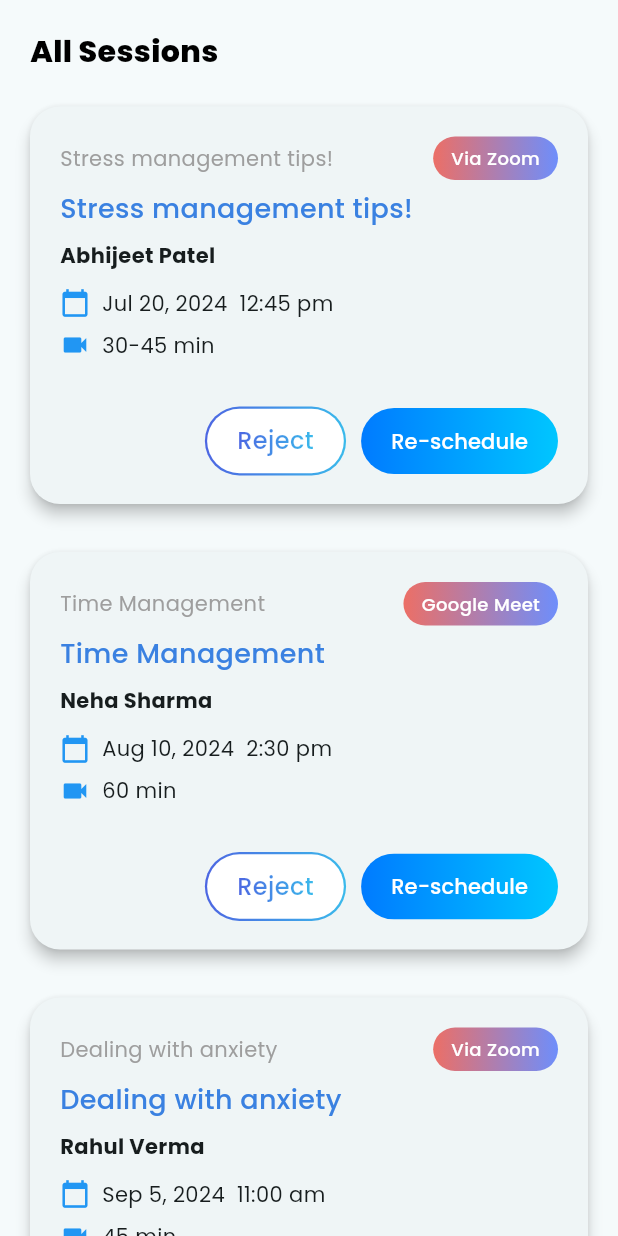
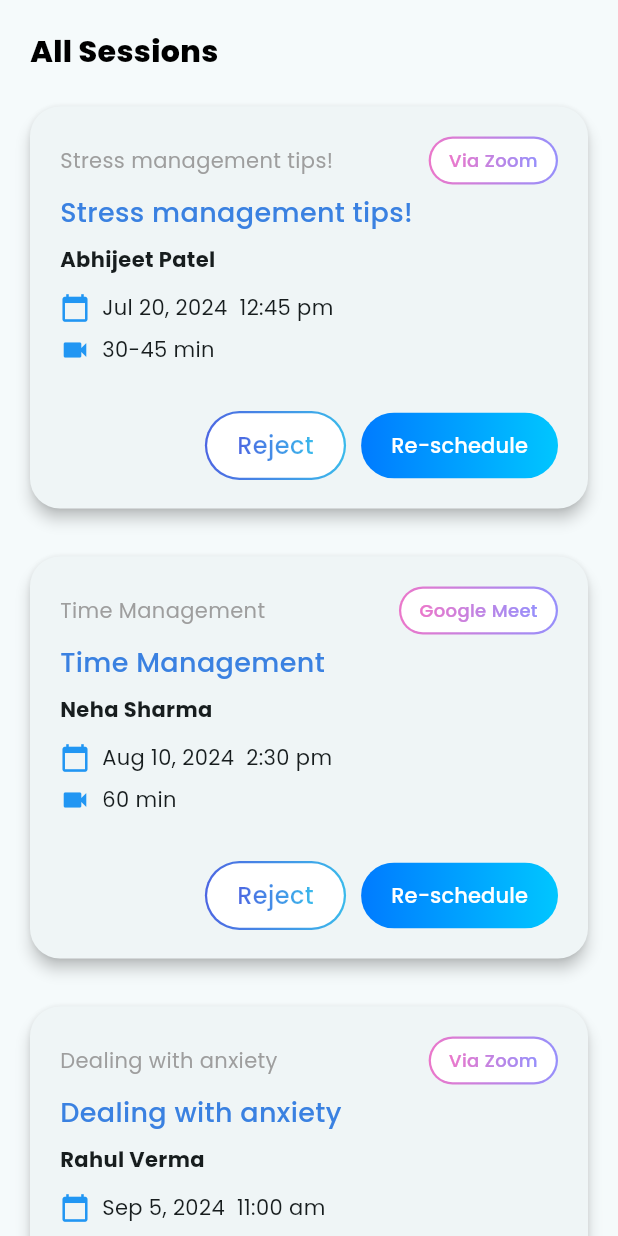
Before and after one commit to sumanyuphppoets/Hiappy, a Flutter app: the DoctorMain screen opened directly, scrolled down 576 dp, after a tap on "See more", on a phone screen of 412 x 824 dp. Run offline on Flutter 3.47's test engine with Material 3 defaults, Android fonts, the phone set to English and light mode, and no system bars; our stand-ins replace cloud_firestore, firebase_auth, firebase_core, flutter_svg, geolocator, google_maps_flutter and 6 more; missing offline and left inert: flutter_facebook_auth; accounts and stored records are empty.

Commit message:
doctor page correct

```diff
--- a/lib/features/auth/presentation/login.dart
+++ b/lib/features/auth/presentation/login.dart
@@ -1,11 +1,9 @@
 import 'dart:io';
-import 'package:cloud_firestore/cloud_firestore.dart';
 import 'package:flutter/gestures.dart';
 import 'package:flutter/material.dart';
 import 'package:firebase_auth/firebase_auth.dart';
 import 'package:hiappy/core/constants/colors.dart';
 import 'package:hiappy/features/auth/presentation/login_otp.dart';
-import 'package:hiappy/features/auth/presentation/otp_screen.dart';
 import 'package:hiappy/features/auth/presentation/sign_up.dart';
 import 'package:hiappy/screens/home/DoctorHome/DoctorHome.dart';
 import 'package:hiappy/screens/home/FamilyHome/FamilyHome.dart';
--- a/lib/screens/home/DoctorHome/DoctorHome.dart
+++ b/lib/screens/home/DoctorHome/DoctorHome.dart
@@ -1,18 +1,15 @@
 import 'package:flutter/material.dart';
 import 'package:flutter_svg/svg.dart';
-import 'package:hiappy/features/auth/presentation/login.dart';
 import 'package:hiappy/features/auth/presentation/role_selection_screen.dart';
 import 'package:hiappy/screens/home/DoctorHome/DoctorMain.dart';
 import 'package:hiappy/screens/home/PatientHome/About/About.dart';
 import 'package:hiappy/screens/home/PatientHome/AccountSettings/AccountSettings.dart';
 import 'package:hiappy/screens/home/PatientHome/CreateSessionScreen/CreateSessionScreen.dart';
 import 'package:hiappy/screens/home/PatientHome/HelpandSupport/HelpandSupport.dart';
-import 'package:hiappy/screens/home/PatientHome/MainHome.dart';
 import 'package:hiappy/screens/home/PatientHome/MainSessionScreen.dart';
 import 'package:hiappy/screens/home/PatientHome/PrivacyPolicy/PrivacyPolicy.dart';
 import 'package:hiappy/screens/home/PatientHome/ProfileSessionScreen/ProfileSessionScreen.dart';
-import 'package:hiappy/screens/home/PatientHome/Subscriptions/Subscriptions.dart'
-    show Subscriptions;
+import 'package:hiappy/screens/home/PatientHome/Subscriptions/Subscriptions.dart' show Subscriptions;
 import 'package:hiappy/screens/home/PatientHome/TermsofService/TermsofService.dart';
 import 'package:hiappy/screens/home/PatientHome/ZoneSessionScreen/ZoneSessionScreen.dart';
 import 'package:hiappy/widgets/Bottomtabs/bottom_nav_screen.dart';
--- a/lib/screens/home/DoctorHome/DoctorMain.dart
+++ b/lib/screens/home/DoctorHome/DoctorMain.dart
@@ -104,7 +104,7 @@ class DoctorMain extends StatelessWidget {
                 ),
               ],
             ),
-            const SizedBox(height: 40),
+            const SizedBox(height: 20),
             MeetingCard(
               topicTextStyle: TextStyle(color: AppColors.grey),
               titleText: 'Stress management tips!',
--- a/lib/screens/home/PatientHome/HelpandSupport/HelpandSupport.dart
+++ b/lib/screens/home/PatientHome/HelpandSupport/HelpandSupport.dart
@@ -3,7 +3,7 @@ import 'package:hiappy/widgets/gradient_outline_button.dart';
 import 'package:hiappy/widgets/title_text.dart';
 
 class HelpandSupport extends StatelessWidget {
-  const HelpandSupport({Key? key}) : super(key: key);
+  const HelpandSupport({super.key});
 
   @override
   Widget build(BuildContext context) {
--- a/lib/widgets/PatientCard/PatientCard.dart
+++ b/lib/widgets/PatientCard/PatientCard.dart
@@ -42,7 +42,8 @@ class _PatientCardState extends State<PatientCard> {
 
   @override
   Widget build(BuildContext context) {
-  final backgroundColor = widget.patients.isNotEmpty
+    final backgroundColor =
+        widget.patients.isNotEmpty
             ? widget.patients.first.backgroundColor ?? Colors.white
             : Colors.white;
 
@@ -58,11 +59,28 @@ Widget build(BuildContext context) {
             child: Row(
               mainAxisAlignment: MainAxisAlignment.spaceBetween,
               children: [
-              Text(
-                "${widget.name}(${widget.patients.length.toString().padLeft(2, '0')})",
+                Text.rich(
+                  TextSpan(
+                    children: [
+                      TextSpan(
+                        text: "${widget.name}",
                         style: const TextStyle(
                           fontSize: 18,
                           fontWeight: FontWeight.bold,
+                          color: Colors.black, // Default color for name
+                        ),
+                      ),
+                      TextSpan(
+                        text:
+                            "(${widget.patients.length.toString().padLeft(2, '0')})",
+                        style: const TextStyle(
+                          fontSize: 18,
+                          fontWeight: FontWeight.bold,
+                          color:
+                              Colors.blue, // Change this to your desired color
+                        ),
+                      ),
+                    ],
                   ),
                 ),
                 if (widget.onSeeMore != null)
@@ -129,7 +147,7 @@ Widget build(BuildContext context) {
   Widget _buildPatientCard(Patient patient) {
     final bool isNetworkImage = patient.imageUrl.startsWith('http');
     return Padding(
-      padding: const EdgeInsets.only(left: 16, right: 8),
+      padding: const EdgeInsets.only(left: 16, right: 8, bottom: 5),
       child: Container(
         width: double.infinity,
         decoration: BoxDecoration(
--- a/lib/widgets/UpCommingMeeting/UpComming.dart
+++ b/lib/widgets/UpCommingMeeting/UpComming.dart
@@ -169,23 +169,50 @@ class UpComming extends StatelessWidget {
                     // RIGHT SIDE: Platform Tag
                     if (displayPlatform.isNotEmpty)
                       Container(
-                        margin: const EdgeInsets.only(top: 12),
                         decoration: BoxDecoration(
+                          gradient: LinearGradient(
+                            colors: [Color(0xFFEB77CA), Color(0xFF968FFB)],
+                            // Your gradient colors
+                          ),
                           borderRadius: BorderRadius.circular(20),
-                          gradient: const LinearGradient(
-                            colors: [Color(0xFFEC6F66), Color(0xFF6E8EFB)],
                         ),
+                        padding: const EdgeInsets.all(1.5), // Border thickness
+                        child: Container(
+                          decoration: BoxDecoration(
+                            color: Colors.white, // White background
+                            borderRadius: BorderRadius.circular(
+                              18,
+                            ), // Slightly less radius
                           ),
                           padding: const EdgeInsets.symmetric(
                             horizontal: 12,
                             vertical: 6,
+                          ),
+                          child: ShaderMask(
+                            shaderCallback:
+                                (bounds) => const LinearGradient(
+                                  colors: [
+                                    Color(0xFFEB77CA),
+                                    Color(0xFF968FFB),
+                                  ],
+                                ).createShader(
+                                  Rect.fromLTWH(
+                                    0,
+                                    0,
+                                    bounds.width,
+                                    bounds.height,
+                                  ),
                                 ),
                             child: Text(
                               displayPlatform,
                               style: const TextStyle(
                                 fontSize: 12,
                                 fontWeight: FontWeight.w500,
-                            color: Colors.white,
+                                color:
+                                    Colors
+                                        .white, // Required but will be overridden by ShaderMask
+                              ),
+                            ),
                           ),
                         ),
                       ),
--- a/lib/widgets/UpcomingMeetings/UpcomingMeetings.dart
+++ b/lib/widgets/UpcomingMeetings/UpcomingMeetings.dart
@@ -46,7 +46,7 @@ class MeetingCard extends StatelessWidget {
   final List<Color>? cancelGradientColors;
 
   const MeetingCard({
-    Key? key,
+    super.key,
     required this.meeting,
     required this.rescheduleText,
     required this.onCancel,
@@ -67,7 +67,7 @@ class MeetingCard extends StatelessWidget {
     this.rescheduleTextStyle,
     this.cancelGradientColors,
     this.cancelText, // 💥 New prop
-  }) : super(key: key);
+  });
 
   @override
   Widget build(BuildContext context) {
@@ -167,28 +167,54 @@ class MeetingCard extends StatelessWidget {
                         // Platform tag with gradient
                         Container(
                           decoration: BoxDecoration(
+                            gradient: LinearGradient(
+                              colors: [Color(0xFFEB77CA), Color(0xFF968FFB)],
+                              // Your gradient colors
+                            ),
                             borderRadius: BorderRadius.circular(20),
-                            gradient: const LinearGradient(
-                              colors: [Color(0xFFEC6F66), Color(0xFF6E8EFB)],
                           ),
+                          padding: const EdgeInsets.all(
+                            1.5,
+                          ), // Border thickness
+                          child: Container(
+                            decoration: BoxDecoration(
+                              color: Colors.white, // White background
+                              borderRadius: BorderRadius.circular(
+                                18,
+                              ), // Slightly less radius
                             ),
                             padding: const EdgeInsets.symmetric(
                               horizontal: 12,
                               vertical: 6,
+                            ),
+                            child: ShaderMask(
+                              shaderCallback:
+                                  (bounds) => const LinearGradient(
+                                    colors: [Color(0xFFEB77CA), Color(0xFF968FFB)],
+                                  ).createShader(
+                                    Rect.fromLTWH(
+                                      0,
+                                      0,
+                                      bounds.width,
+                                      bounds.height,
+                                    ),
                                   ),
                               child: Text(
                                 meeting.platform,
                                 style: const TextStyle(
                                   fontSize: 12,
                                   fontWeight: FontWeight.w500,
-                              color: Colors.white,
+                                  color:
+                                      Colors
+                                          .white, // Required but will be overridden by ShaderMask
+                                ),
+                              ),
                             ),
                           ),
                         ),
                       ],
                     ),
                     const SizedBox(height: 6),
-
                     if (titleText != null)
                       Padding(
                         padding: const EdgeInsets.only(bottom: 8),
@@ -263,8 +289,6 @@ class MeetingCard extends StatelessWidget {
                   ],
                 ),
               ),
-
-              // Buttons
               Padding(
                 padding: const EdgeInsets.symmetric(
                   horizontal: 20,
@@ -273,8 +297,6 @@ class MeetingCard extends StatelessWidget {
                 child: Row(
                   mainAxisAlignment: MainAxisAlignment.end,
                   children: [
-                    // ✨ Gradient Cancel Button
-                    // ✨ Gradient Cancel Button with dynamic text and gradient
                     if (cancelText != null && cancelText!.isNotEmpty)
                       GestureDetector(
                         onTap: onCancel,
```
Lines whose indentation alone changed are shown as unchanged.
